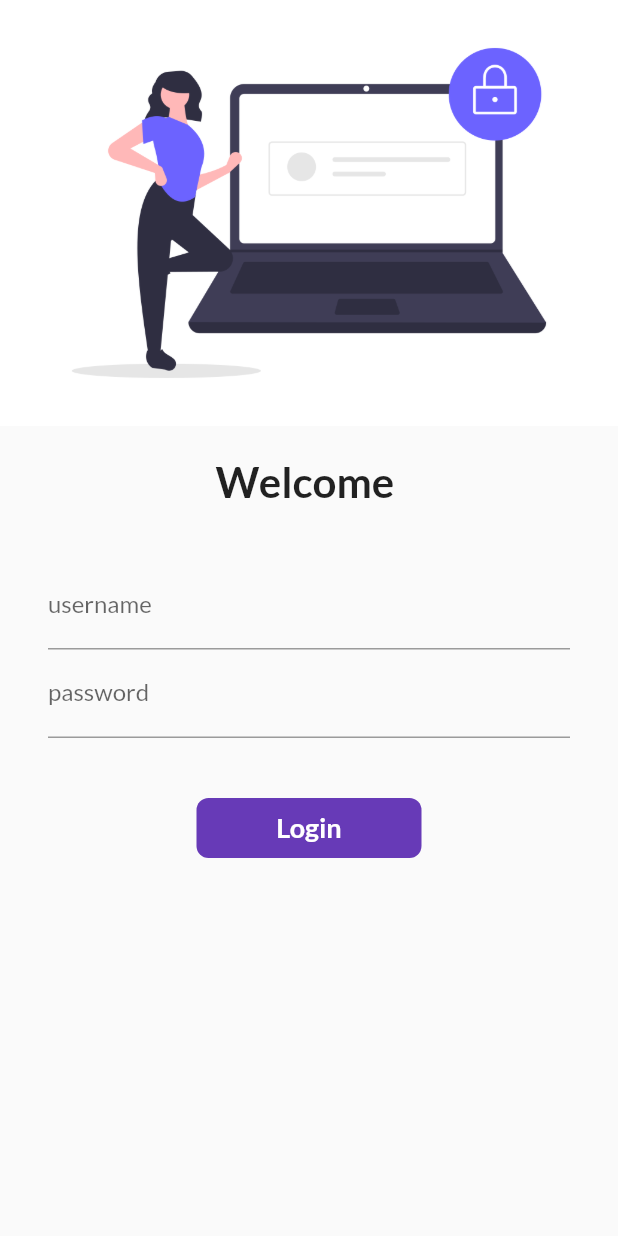
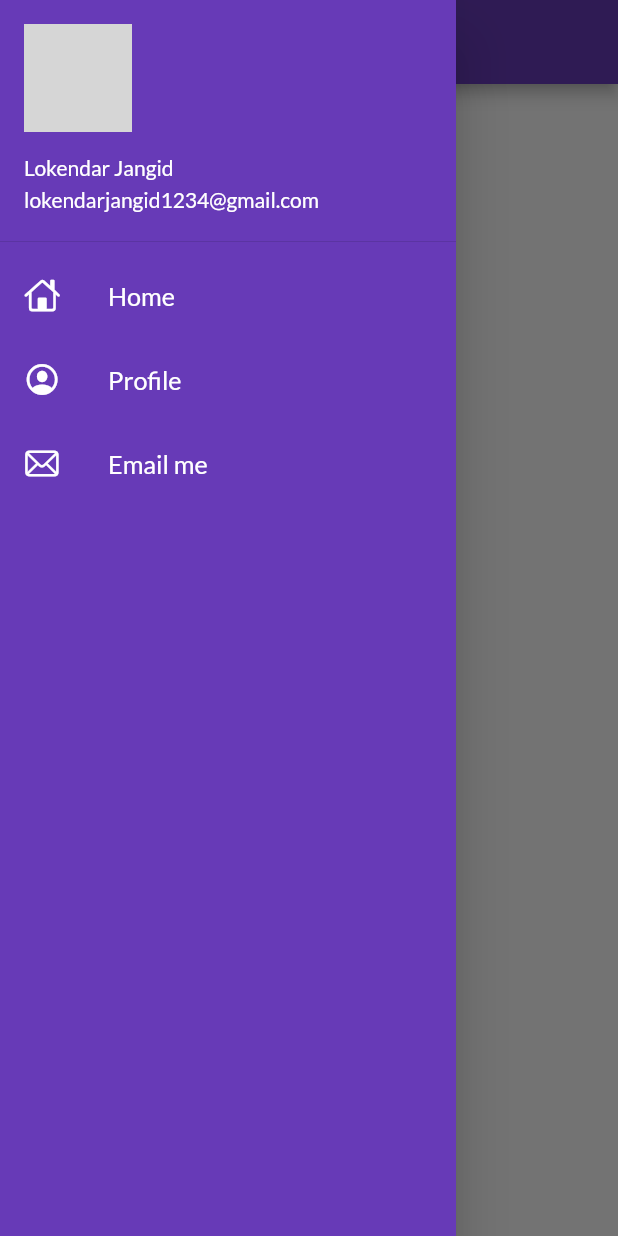
Before and after one commit to lokendarjangid/catalog_app, a Flutter app: the screen it shows after launch, with the side drawer open (before the commit the screen has no drawer), on a phone screen of 412 x 824 dp. Run offline on Flutter 3.47's test engine with Material 2 defaults, Android fonts, the phone set to English and light mode, and no system bars; our stand-ins replace google_fonts; network calls fail; grey boxes are pictures that could not be loaded.

Commit message:
drawer , drawerheader , listtile

```diff
--- a/lib/main.dart
+++ b/lib/main.dart
@@ -18,7 +18,8 @@ class MyApp extends StatelessWidget {
           primarySwatch: Colors.deepPurple,
           fontFamily: GoogleFonts.lato().fontFamily),
       darkTheme: ThemeData(brightness: Brightness.dark),
-      initialRoute: '/',
+      debugShowCheckedModeBanner: false,
+      initialRoute: MyRoutes.homeRoute,
       routes: {
         '/': (context) => LoginPage(),
         MyRoutes.homeRoute: (context) => MyHomePage(),
--- a/lib/pages/home_page.dart
+++ b/lib/pages/home_page.dart
@@ -1,3 +1,4 @@
+import 'package:catalog_app/widgets/drawer.dart';
 import 'package:flutter/material.dart';
 
 class MyHomePage extends StatelessWidget {
@@ -12,6 +13,7 @@ class MyHomePage extends StatelessWidget {
       body: Center(
         child: Text('Hello World'),
       ),
+      drawer: MyDrawer(),
     );
   }
 }
--- /dev/null
+++ b/lib/widgets/drawer.dart
@@ -0,0 +1,61 @@
+// ignore_for_file: prefer_const_constructors
+
+import 'package:flutter/cupertino.dart';
+import 'package:flutter/material.dart';
+
+class MyDrawer extends StatelessWidget {
+  const MyDrawer({super.key});
+
+  @override
+  Widget build(BuildContext context) {
+    final imageurl =
+        "https://img.freepik.com/free-vector/businessman-character-avatar-isolated_24877-60111.jpg?w=826&t=st=1695057313~exp=1695057913~hmac=940bd3b8cbe4df089bd142684697fac947407cf35a74f090051c9b236fbc4fe1";
+
+    return Drawer(
+      child: Container(
+        color: Colors.deepPurple,
+        child: ListView(
+          // padding: EdgeInsets.zero,
+          children: [
+            DrawerHeader(
+              padding: EdgeInsets.zero,
+              child: UserAccountsDrawerHeader(
+                margin: EdgeInsets.zero,
+                accountName: Text("Lokendar Jangid"),
+                accountEmail: Text("lokendarjangid1234@gmail.com"),
+                currentAccountPicture: CircleAvatar(
+                  backgroundImage: NetworkImage(imageurl),
+                ),
+              ),
+            ),
+            ListTile(
+              leading: Icon(CupertinoIcons.home, color: Colors.white),
+              title: Text("Home",
+                  textScaleFactor: 1.2,
+                  style: TextStyle(
+                    color: Colors.white,
+                  )),
+            ),
+            ListTile(
+              leading:
+                  Icon(CupertinoIcons.profile_circled, color: Colors.white),
+              title: Text("Profile",
+                  textScaleFactor: 1.2,
+                  style: TextStyle(
+                    color: Colors.white,
+                  )),
+            ),
+            ListTile(
+              leading: Icon(CupertinoIcons.mail, color: Colors.white),
+              title: Text("Email me",
+                  textScaleFactor: 1.2,
+                  style: TextStyle(
+                    color: Colors.white,
+                  )),
+            ),
+          ],
+        ),
+      ),
+    );
+  }
+}
```
